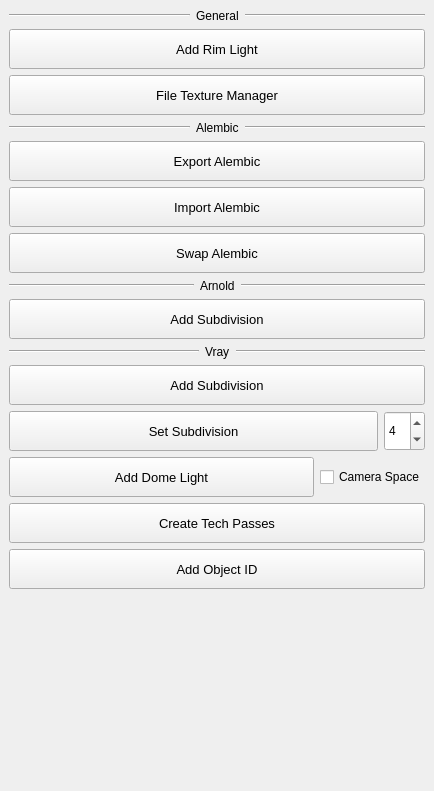
First picture: the form in Tapp/Maya/lighting/resources/lighting.ui, repository bumpybox/Tapp, before the edit.
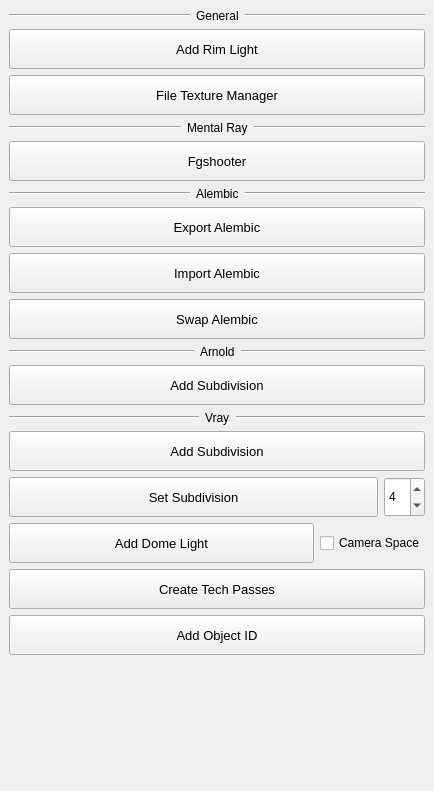
Second picture: the form after the edit.

The edit to the form file:
```diff
--- a/Tapp/Maya/lighting/resources/lighting.ui
+++ b/Tapp/Maya/lighting/resources/lighting.ui
@@ -107,6 +107,72 @@
       </property>
      </widget>
     </item>
+    <item>
+     <layout class="QHBoxLayout" name="horizontalLayout_9">
+      <item>
+       <widget class="Line" name="line_9">
+        <property name="sizePolicy">
+         <sizepolicy hsizetype="Expanding" vsizetype="Fixed">
+          <horstretch>0</horstretch>
+          <verstretch>0</verstretch>
+         </sizepolicy>
+        </property>
+        <property name="orientation">
+         <enum>Qt::Horizontal</enum>
+        </property>
+       </widget>
+      </item>
+      <item>
+       <widget class="QLabel" name="label_5">
+        <property name="text">
+         <string>Mental Ray</string>
+        </property>
+        <property name="scaledContents">
+         <bool>false</bool>
+        </property>
+       </widget>
+      </item>
+      <item>
+       <widget class="Line" name="line_10">
+        <property name="sizePolicy">
+         <sizepolicy hsizetype="Expanding" vsizetype="Fixed">
+          <horstretch>0</horstretch>
+          <verstretch>0</verstretch>
+         </sizepolicy>
+        </property>
+        <property name="orientation">
+         <enum>Qt::Horizontal</enum>
+        </property>
+       </widget>
+      </item>
+     </layout>
+    </item>
+    <item>
+     <widget class="QPushButton" name="fgshooter_pushButton">
+      <property name="sizePolicy">
+       <sizepolicy hsizetype="Expanding" vsizetype="Preferred">
+        <horstretch>0</horstretch>
+        <verstretch>0</verstretch>
+       </sizepolicy>
+      </property>
+      <property name="minimumSize">
+       <size>
+        <width>0</width>
+        <height>40</height>
+       </size>
+      </property>
+      <property name="font">
+       <font>
+        <pointsize>10</pointsize>
+        <weight>50</weight>
+        <bold>false</bold>
+       </font>
+      </property>
+      <property name="text">
+       <string>Fgshooter</string>
+      </property>
+     </widget>
+    </item>
     <item>
      <layout class="QHBoxLayout" name="horizontalLayout_5">
       <item>
```
